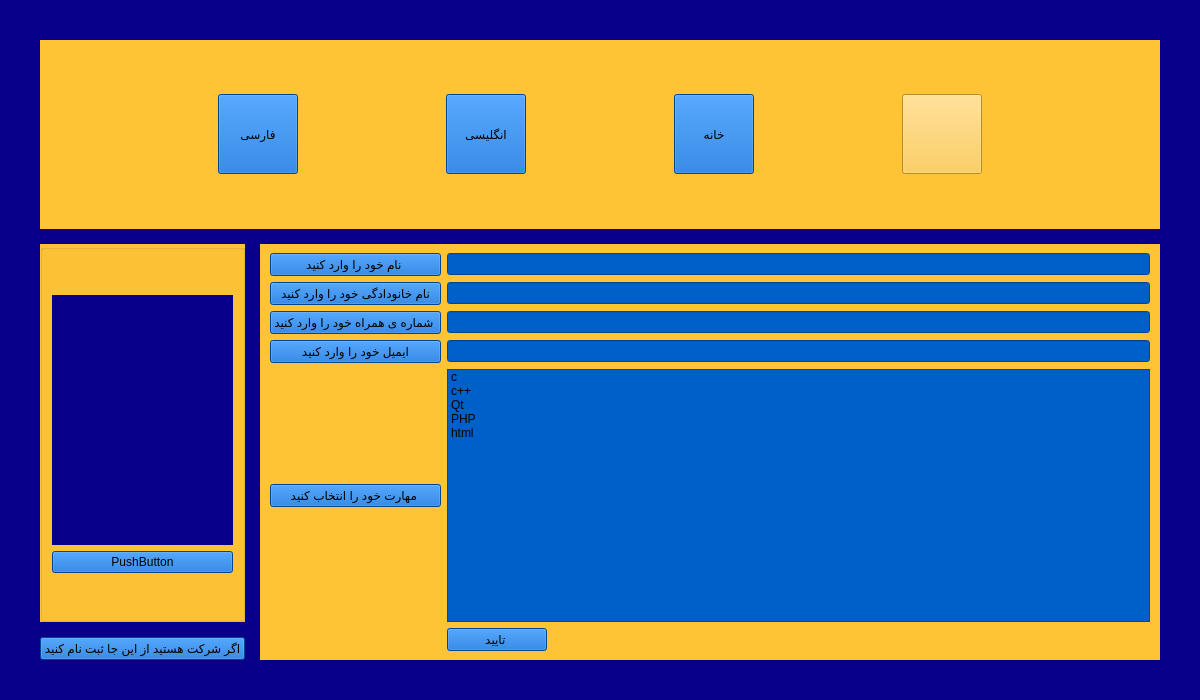
The window that full_information.ui (mahan109910/linking_me) describes before a commit, drawn with Qt 5.
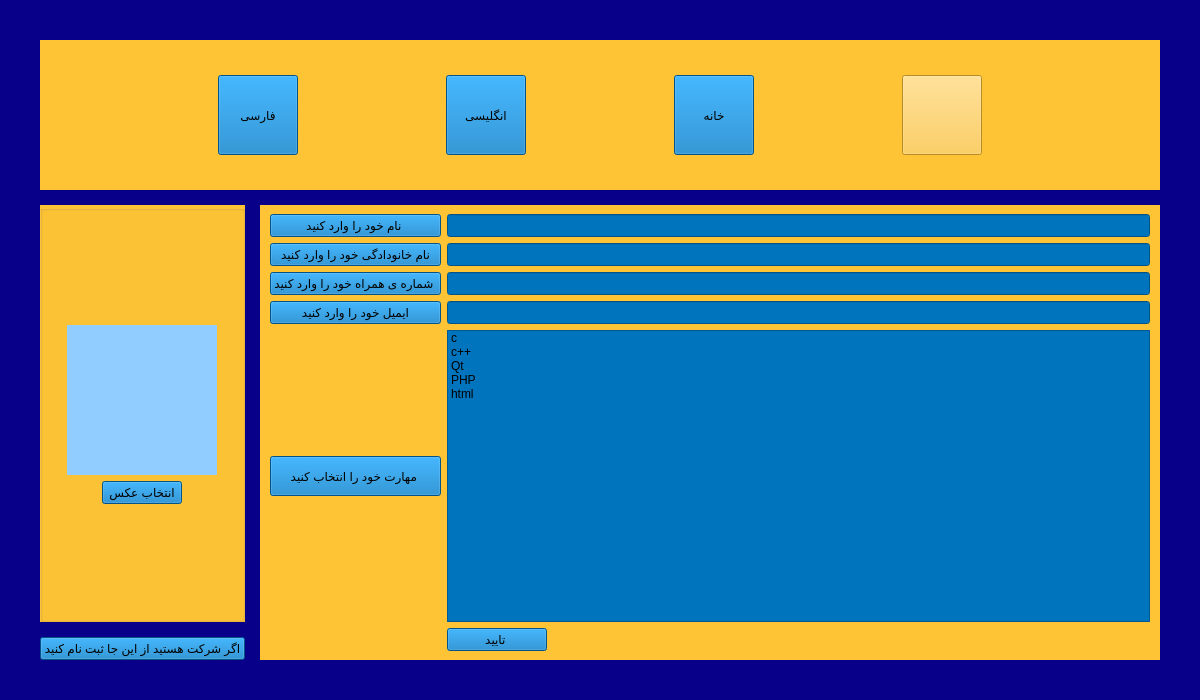
The same window after the commit. Icons and pictures are not drawn.

Patch:
```diff
--- a/full_information.ui
+++ b/full_information.ui
@@ -34,6 +34,12 @@
    </property>
    <item row="0" column="0" colspan="2">
     <widget class="QFrame" name="horizontalFrame_4">
+     <property name="maximumSize">
+      <size>
+       <width>16777215</width>
+       <height>150</height>
+      </size>
+     </property>
      <property name="styleSheet">
       <string notr="true">background-color: rgb(255, 196, 54);</string>
      </property>
@@ -44,9 +50,15 @@
       <property name="leftMargin">
        <number>50</number>
       </property>
+      <property name="topMargin">
+       <number>5</number>
+      </property>
       <property name="rightMargin">
        <number>50</number>
       </property>
+      <property name="bottomMargin">
+       <number>5</number>
+      </property>
       <item>
        <widget class="QPushButton" name="pushButton_persian">
         <property name="maximumSize">
@@ -56,7 +68,7 @@
          </size>
         </property>
         <property name="styleSheet">
-         <string notr="true">background-color: rgb(0, 96, 202);</string>
+         <string notr="true">background-color: rgb(1, 116, 190);</string>
         </property>
         <property name="text">
          <string>فارسی</string>
@@ -72,8 +84,7 @@
          </size>
         </property>
         <property name="styleSheet">
-         <string notr="true">background-color: rgb(0, 96, 202);
-font: 9pt &quot;Segoe Fluent Icons&quot;;</string>
+         <string notr="true">background-color: rgb(1, 116, 190);</string>
         </property>
         <property name="text">
          <string>انگلیسی</string>
@@ -89,8 +100,7 @@
          </size>
         </property>
         <property name="styleSheet">
-         <string notr="true">background-color: rgb(0, 96, 202);
-font: 9pt &quot;Segoe Fluent Icons&quot;;</string>
+         <string notr="true">background-color: rgb(1, 116, 190);</string>
         </property>
         <property name="text">
          <string>خانه</string>
@@ -119,7 +129,8 @@
    <item row="1" column="1" rowspan="3">
     <widget class="QWidget" name="horizontalWidget_3" native="true">
      <property name="styleSheet">
-      <string notr="true">background-color: rgb(255, 196, 54);</string>
+      <string notr="true">background-color: rgb(255, 196, 54);
+</string>
      </property>
      <layout class="QGridLayout" name="gridLayout_5">
       <property name="leftMargin">
@@ -133,11 +144,11 @@
         <property name="maximumSize">
          <size>
           <width>16777215</width>
-          <height>16777215</height>
+          <height>50</height>
          </size>
         </property>
         <property name="styleSheet">
-         <string notr="true">background-color: rgb(0, 96, 202);</string>
+         <string notr="true">background-color: rgb(1, 116, 190);</string>
         </property>
        </widget>
       </item>
@@ -146,12 +157,11 @@
         <property name="maximumSize">
          <size>
           <width>9999999</width>
-          <height>16777215</height>
+          <height>40</height>
          </size>
         </property>
         <property name="styleSheet">
-         <string notr="true">background-color: rgb(0, 96, 202);
-font: 9pt &quot;Segoe Fluent Icons&quot;;</string>
+         <string notr="true">background-color: rgb(1, 116, 190);</string>
         </property>
         <property name="text">
          <string>مهارت خود را انتخاب کنید </string>
@@ -167,8 +177,7 @@
          </size>
         </property>
         <property name="styleSheet">
-         <string notr="true">background-color: rgb(0, 96, 202);
-font: 9pt &quot;Segoe Fluent Icons&quot;;</string>
+         <string notr="true">background-color: rgb(1, 116, 190);</string>
         </property>
         <item>
          <property name="text">
@@ -202,12 +211,11 @@
         <property name="maximumSize">
          <size>
           <width>200</width>
-          <height>16777215</height>
+          <height>40</height>
          </size>
         </property>
         <property name="styleSheet">
-         <string notr="true">background-color: rgb(0, 96, 202);
-font: 9pt &quot;Segoe Fluent Icons&quot;;</string>
+         <string notr="true">background-color: rgb(1, 116, 190);</string>
         </property>
         <property name="text">
          <string>نام خود را وارد کنید </string>
@@ -219,11 +227,11 @@
         <property name="maximumSize">
          <size>
           <width>16777215</width>
-          <height>16777215</height>
+          <height>40</height>
          </size>
         </property>
         <property name="styleSheet">
-         <string notr="true">background-color: rgb(0, 96, 202);</string>
+         <string notr="true">background-color: rgb(1, 116, 190);</string>
         </property>
        </widget>
       </item>
@@ -232,12 +240,11 @@
         <property name="maximumSize">
          <size>
           <width>200</width>
-          <height>16777215</height>
+          <height>50</height>
          </size>
         </property>
         <property name="styleSheet">
-         <string notr="true">background-color: rgb(0, 96, 202);
-font: 9pt &quot;Segoe Fluent Icons&quot;;</string>
+         <string notr="true">background-color: rgb(1, 116, 190);</string>
         </property>
         <property name="text">
          <string>شماره ی همراه خود را وارد کنید </string>
@@ -249,12 +256,11 @@
         <property name="maximumSize">
          <size>
           <width>200</width>
-          <height>16777215</height>
+          <height>50</height>
          </size>
         </property>
         <property name="styleSheet">
-         <string notr="true">background-color: rgb(0, 96, 202);
-font: 9pt &quot;Segoe Fluent Icons&quot;;</string>
+         <string notr="true">background-color: rgb(1, 116, 190);</string>
         </property>
         <property name="text">
          <string>ایمیل خود را وارد کنید</string>
@@ -266,12 +272,11 @@
         <property name="maximumSize">
          <size>
           <width>200</width>
-          <height>16777215</height>
+          <height>50</height>
          </size>
         </property>
         <property name="styleSheet">
-         <string notr="true">background-color: rgb(0, 96, 202);
-font: 9pt &quot;Segoe Fluent Icons&quot;;</string>
+         <string notr="true">background-color: rgb(1, 116, 190);</string>
         </property>
         <property name="text">
          <string>نام خانودادگی خود را وارد کنید</string>
@@ -283,24 +288,11 @@
         <property name="maximumSize">
          <size>
           <width>99999</width>
-          <height>16777215</height>
+          <height>50</height>
          </size>
         </property>
         <property name="styleSheet">
-         <string notr="true">background-color: rgb(0, 96, 202);</string>
-        </property>
-       </widget>
-      </item>
-      <item row="3" column="1">
-       <widget class="QLineEdit" name="emailLineEdit">
-        <property name="maximumSize">
-         <size>
-          <width>999999</width>
-          <height>16777215</height>
-         </size>
-        </property>
-        <property name="styleSheet">
-         <string notr="true">background-color: rgb(0, 96, 202);</string>
+         <string notr="true">background-color: rgb(1, 116, 190);</string>
         </property>
        </widget>
       </item>
@@ -313,14 +305,26 @@
          </size>
         </property>
         <property name="styleSheet">
-         <string notr="true">background-color: rgb(0, 96, 202);
-font: 9pt &quot;Segoe Fluent Icons&quot;;</string>
+         <string notr="true">background-color: rgb(1, 116, 190);</string>
         </property>
         <property name="text">
          <string>تایید </string>
         </property>
        </widget>
       </item>
+      <item row="3" column="1">
+       <widget class="QLineEdit" name="emailLineEdit">
+        <property name="maximumSize">
+         <size>
+          <width>999999</width>
+          <height>50</height>
+         </size>
+        </property>
+        <property name="styleSheet">
+         <string notr="true">background-color: rgb(1, 116, 190);</string>
+        </property>
+       </widget>
+      </item>
      </layout>
     </widget>
    </item>
@@ -329,8 +333,7 @@
      <item>
       <widget class="QPushButton" name="pushButton_sing_company">
        <property name="styleSheet">
-        <string notr="true">background-color: rgb(0, 96, 202);
-font: 9pt &quot;Segoe Fluent Icons&quot;;</string>
+        <string notr="true">background-color: rgb(1, 116, 190);</string>
        </property>
        <property name="text">
         <string>اگر شرکت هستید از این جا ثبت نام کنید</string>
@@ -350,36 +353,41 @@
      <layout class="QGridLayout" name="gridLayout_8">
       <item row="0" column="0">
        <layout class="QVBoxLayout" name="verticalLayout_2">
-        <item>
+        <item alignment="Qt::AlignHCenter">
          <widget class="QLabel" name="label_photo">
           <property name="minimumSize">
            <size>
-            <width>100</width>
-            <height>100</height>
+            <width>150</width>
+            <height>150</height>
            </size>
           </property>
           <property name="maximumSize">
            <size>
-            <width>16777215</width>
-            <height>250</height>
+            <width>150</width>
+            <height>150</height>
            </size>
           </property>
           <property name="styleSheet">
-           <string notr="true">background-color: rgb(9, 0, 137);</string>
+           <string notr="true">background-color: rgb(145, 206, 255);</string>
           </property>
           <property name="text">
            <string/>
           </property>
          </widget>
         </item>
-        <item>
+        <item alignment="Qt::AlignHCenter">
          <widget class="QPushButton" name="pushButton_select_photo">
+          <property name="maximumSize">
+           <size>
+            <width>150</width>
+            <height>16777215</height>
+           </size>
+          </property>
           <property name="styleSheet">
-           <string notr="true">background-color: rgb(0, 96, 202);
-font: 9pt &quot;Segoe Fluent Icons&quot;;</string>
+           <string notr="true">background-color: rgb(1, 116, 190);</string>
           </property>
           <property name="text">
-           <string>PushButton</string>
+           <string>انتخاب عکس</string>
           </property>
          </widget>
         </item>
```
